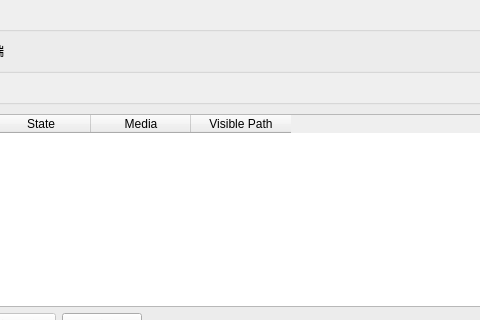
First picture: the form in windows/qt-client/Widget/Widget.ui, repository Zightch/yumedisk, before the edit; both pictures show x 134 to 614 and y 0 to 320 of the 960 by 640 pixel window.
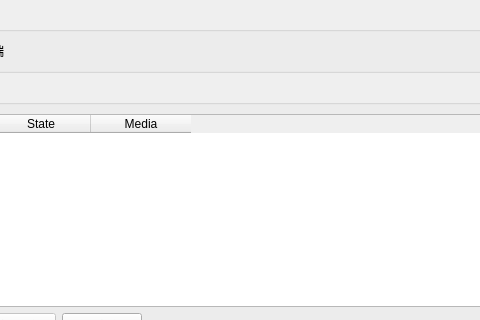
Second picture: the form after the edit.

Patch:
```diff
--- a/windows/qt-client/Widget/Widget.ui
+++ b/windows/qt-client/Widget/Widget.ui
@@ -106,11 +106,6 @@
           <string>Media</string>
          </property>
         </column>
-        <column>
-         <property name="text">
-          <string>Visible Path</string>
-         </property>
-        </column>
        </widget>
       </item>
       <item>
```
